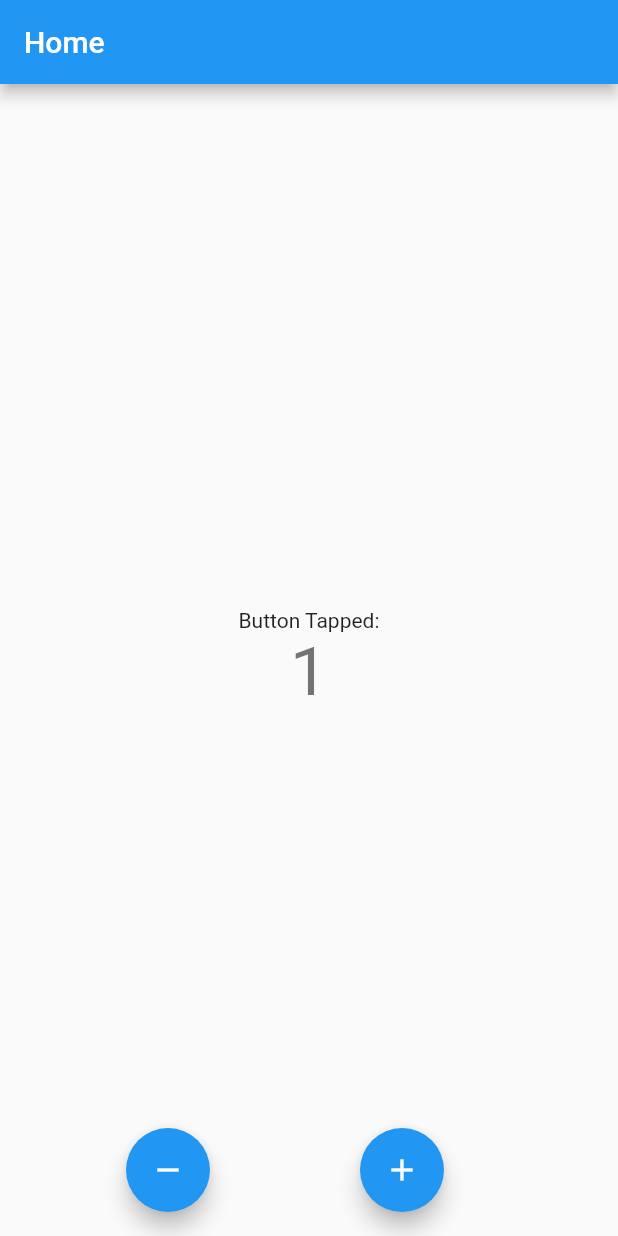
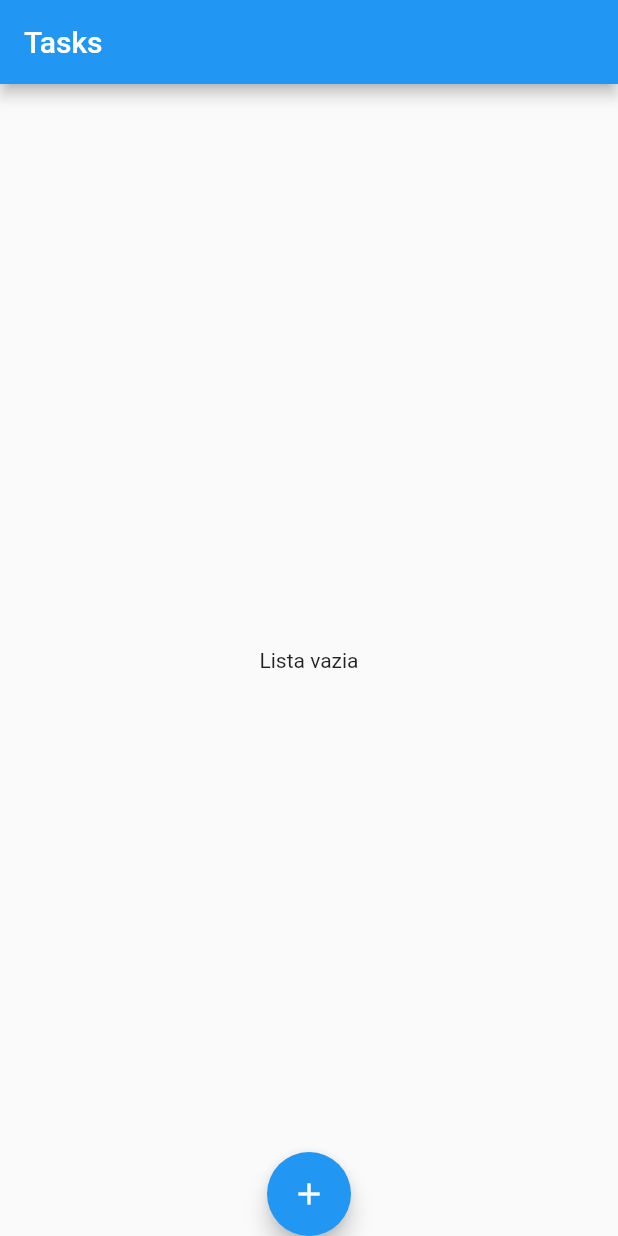
Before and after one commit to cezar-pereira/taskSqFlit, a Flutter app: the screen it shows after launch, after a tap on the "add" icon, on a phone screen of 412 x 824 dp. Run offline on Flutter 3.47's test engine with Material 2 defaults, Android fonts, the phone set to English and light mode, and no system bars; our stand-ins replace dartz, flutter_bloc, flutter_modular, sqflite; accounts and stored records are empty.

Commit message:
implemented fetchTask sqFlite and listView in HomePage. Refactoring in TaskModel

```diff
--- a/lib/app/modules/home/external/datasources/task_sqllite.dart
+++ b/lib/app/modules/home/external/datasources/task_sqflite.dart
@@ -1,11 +1,22 @@
+import 'package:sqflite/sqflite.dart';
 import 'package:todolist_flutter/app/modules/home/domain/entities/task_entity.dart';
 import 'package:todolist_flutter/app/modules/home/infra/datasourcers/task_datasource.dart';
+import 'package:todolist_flutter/app/modules/home/infra/models/task_model.dart';
+import 'package:todolist_flutter/app/utils/database/database_sqflite.dart';
+import 'dart:developer' as dev;
 
 class TaskDataSource implements TaskDataSourceInterface {
   @override
-  Future<List<TaskEntity>> fetchTasks() {
-    // TODO: implement fetchTasks
-    throw UnimplementedError();
+  Future<List<TaskEntity>> fetchTasks() async {
+    Database _database = await SqfliteDB.instance.database;
+    var data = await _database.query('tasks');
+
+    try {
+      return data.map((e) => TaskModel.fromMapSqlFlite(map: e)).toList();
+    } catch (e, s) {
+      dev.log('$e', stackTrace: s);
+    }
+    return data.map((e) => TaskModel.fromMapSqlFlite(map: e)).toList();
   }
 
   @override
--- a/lib/app/modules/home/presenter/counter_cubit.dart
+++ /dev/null
@@ -1,8 +0,0 @@
-import 'package:flutter_bloc/flutter_bloc.dart';
-
-class CounterCubit extends Cubit<int> {
-  CounterCubit() : super(0);
-
-  void increment() => emit(state + 1);
-  void decrement() => emit(state - 1);
-}
--- a/lib/app/modules/home/presenter/home_page.dart
+++ b/lib/app/modules/home/presenter/home_page.dart
@@ -1,10 +1,10 @@
 // ignore_for_file: prefer_const_constructors, use_key_in_widget_constructors
-
 import 'package:flutter/material.dart';
 import 'package:flutter_bloc/flutter_bloc.dart';
 import 'package:flutter_modular/flutter_modular.dart';
+import 'package:todolist_flutter/app/modules/home/domain/entities/task_entity.dart';
 
-import 'counter_cubit.dart';
+import 'task_cubit.dart';
 
 class HomePage extends StatefulWidget {
   @override
@@ -12,46 +12,44 @@ class HomePage extends StatefulWidget {
 }
 
 class _HomePageState extends State<HomePage> {
-  final CounterCubit _counterCubit = Modular.get();
+  final CounterCubit _tasksCubit = Modular.get();
 
   @override
   void dispose() {
-    _counterCubit.close();
+    _tasksCubit.close();
     super.dispose();
+  }
+
+  @override
+  void initState() {
+    _tasksCubit.fetchTasks();
+    super.initState();
   }
 
   @override
   Widget build(BuildContext context) {
     return Scaffold(
-      appBar: AppBar(title: Text("Home")),
-      floatingActionButton: Row(
-        mainAxisAlignment: MainAxisAlignment.spaceEvenly,
-        children: [
-          FloatingActionButton(
-            child: Icon(Icons.remove),
-            onPressed: _counterCubit.decrement,
-          ),
-          FloatingActionButton(
-            child: Icon(Icons.add),
-            onPressed: _counterCubit.increment,
-          ),
-        ],
+      appBar: AppBar(title: Text("Tasks")),
+      floatingActionButtonLocation: FloatingActionButtonLocation.centerDocked,
+      floatingActionButton: FloatingActionButton(
+        child: Icon(Icons.add),
+        onPressed: _tasksCubit.fetchTasks,
       ),
       body: Center(
-        child: Column(
-          mainAxisAlignment: MainAxisAlignment.center,
-          children: [
-            Text("Button Tapped:"),
-            BlocBuilder<CounterCubit, int>(
-              bloc: _counterCubit,
-              builder: (context, count) {
-                return Text(
-                  "$count",
-                  style: Theme.of(context).textTheme.headline3,
-                );
-              },
-            ),
-          ],
+        child: BlocBuilder<CounterCubit, List<TaskEntity>>(
+          bloc: _tasksCubit,
+          builder: (context, list) {
+            if (list.isEmpty) {
+              return Text('Lista vazia');
+            } else {
+              return ListView.builder(
+                itemCount: list.length,
+                itemBuilder: (context, index) {
+                  return Text(list[index].name);
+                },
+              );
+            }
+          },
         ),
       ),
     );
--- /dev/null
+++ b/lib/app/modules/home/presenter/task_cubit.dart
@@ -0,0 +1,16 @@
+import 'package:flutter_bloc/flutter_bloc.dart';
+import 'package:todolist_flutter/app/modules/home/domain/entities/task_entity.dart';
+import 'package:todolist_flutter/app/modules/home/domain/usecases/task/fetch_tasks.dart';
+
+class CounterCubit extends Cubit<List<TaskEntity>> {
+  final FetchTasksInterface fetchTasksUsecase;
+  CounterCubit({required this.fetchTasksUsecase}) : super([]);
+
+  Future<void> fetchTasks() async {
+    var items = await fetchTasksUsecase.call();
+
+    items.fold((l) => null, (items) {
+      emit(items);
+    });
+  }
+}
--- /dev/null
+++ b/lib/app/utils/database/database_sqflite.dart
@@ -0,0 +1,33 @@
+import 'package:sqflite/sqflite.dart';
+import 'package:path/path.dart';
+
+class SqfliteDB {
+  SqfliteDB._();
+  static final SqfliteDB instance = SqfliteDB._();
+
+  static Database? _database;
+
+  Future<Database> get database async {
+    return _database ?? await _initDatabase();
+  }
+
+  _initDatabase() async {
+    String dbName = 'task.db';
+    String databasesPath = await getDatabasesPath();
+    String path = join(databasesPath, dbName);
+    return openDatabase(path, version: 1, onCreate: _onCreate);
+  }
+
+  _onCreate(db, version) async {
+    await db.execute(_task);
+  }
+
+  String get _task => '''
+    CREATE TABLE tasks (
+      id INTEGER PRIMARY KEY AUTOINCREMENT,
+      name TEXT NOT NULL,
+      isDone INTEGER NOT NULL,
+      date INTEGER NOT NULL
+    );
+  ''';
+}
--- a/pubspec.yaml
+++ b/pubspec.yaml
@@ -39,6 +39,8 @@ dependencies:
   dartz: ^0.10.0
   mocktail: ^0.2.0
   intl: ^0.17.0
+  sqflite: ^2.0.0+4
+  path_provider: ^2.0.7
 
 dev_dependencies:
   flutter_test:
```
Also changed, not shown: lib/app/modules/home/infra/models/task_model.dart (+6 -7 lines), lib/app/modules/home/presenter/home_module.dart (+19 -2 lines), pubspec.lock, 6 other files.
